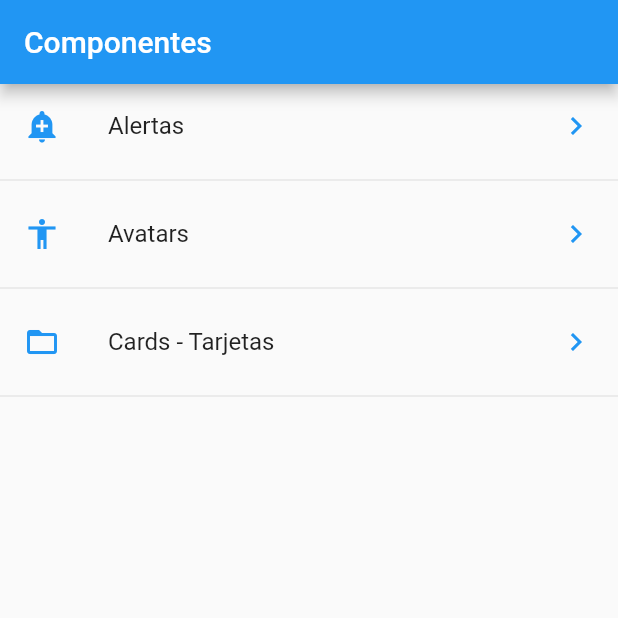
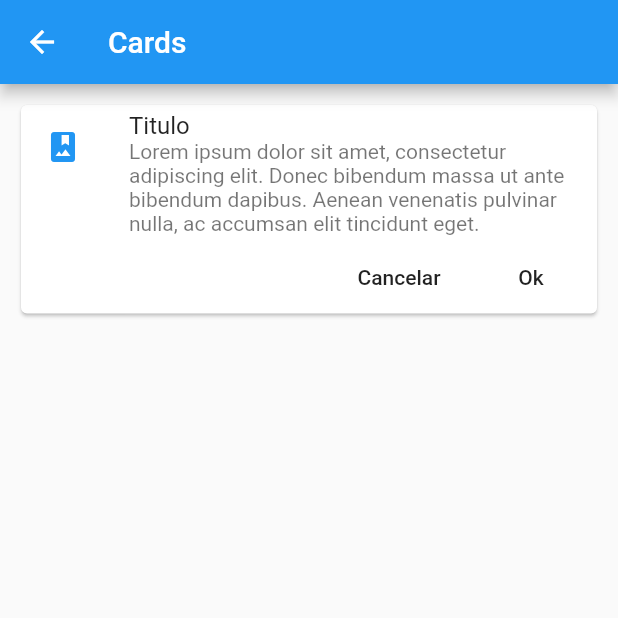
Before and after one commit to JosueHernandezR/Flutter_Components, a Flutter app: the screen it shows after launch, after a tap on "Cards - Tarjetas", on a phone screen of 412 x 824 dp, the top half of it. Run offline on Flutter 3.47's test engine with Material 2 defaults, Android fonts, the phone set to English and light mode, and no system bars.

Commit message:
Card Widgets

```diff
--- a/componentes/lib/main.dart
+++ b/componentes/lib/main.dart
@@ -1,10 +1,10 @@
-import 'package:componentes/src/pages/alert_page.dart';
-import 'package:componentes/src/pages/avatar_page.dart';
+
 import 'package:flutter/material.dart';
 
 
-import 'package:componentes/src/pages/home_page.dart';
-//import 'package:componentes/src/pages/home_temp.dart';
+import 'package:componentes/src/routes/routes.dart';
+import 'package:componentes/src/pages/alert_page.dart';
+
 
 void main() => runApp(MyApp());
 
@@ -16,10 +16,11 @@ class MyApp extends StatelessWidget {
       debugShowCheckedModeBanner: false,
       // jombe: HomePage(),
       initialRoute: '/',
-      routes: <String, WidgetBuilder> {
-        '/'       : ( BuildContext context ) => HomePage(),
-        'alert'   : ( BuildContext context ) => AlertPage(),
-        'avatar'  : ( BuildContext context ) => AvatarPage(),
+      routes: getApplicationRoutes(),
+      onGenerateRoute: ( settings ){
+        return MaterialPageRoute(
+          builder: (BuildContext context ) => AlertPage()
+        );
       },
     );
   }
--- /dev/null
+++ b/componentes/lib/src/pages/card_page.dart
@@ -0,0 +1,48 @@
+import 'package:flutter/material.dart';
+
+class CardPage extends StatelessWidget {
+
+  @override
+  Widget build(BuildContext context) {
+    return Scaffold(
+      appBar: AppBar(
+        title: Text('Cards'),
+      ),
+      body: ListView(
+        padding: EdgeInsets.all(10.0),
+        children: <Widget>[
+          _cardTipo1(),
+        ],
+      ),
+    );
+  }
+
+   Widget _cardTipo1() {
+
+     return Card(
+       child: Column(
+         children: <Widget>[
+           ListTile(
+             leading: Icon( Icons.photo_album, color: Colors.blue ),
+             title: Text('Titulo'),
+             subtitle: Text('Lorem ipsum dolor sit amet, consectetur adipiscing elit. Donec bibendum massa ut ante bibendum dapibus. Aenean venenatis pulvinar nulla, ac accumsan elit tincidunt eget. '),
+           ),
+           Row(
+             mainAxisAlignment: MainAxisAlignment.end,
+             children: <Widget>[
+               FlatButton(
+                 child: Text( 'Cancelar' ),
+                 onPressed: () {},
+               ),
+               FlatButton(
+                 child: Text( 'Ok' ),
+                 onPressed: () {},
+               )
+             ],
+           )
+         ],
+       ),
+     );
+
+  }
+}
--- /dev/null
+++ b/componentes/lib/src/routes/routes.dart
@@ -0,0 +1,19 @@
+import 'package:flutter/material.dart';
+
+import 'package:componentes/src/pages/alert_page.dart';
+import 'package:componentes/src/pages/avatar_page.dart';
+import 'package:componentes/src/pages/home_page.dart';
+import 'package:componentes/src/pages/card_page.dart';
+
+//import 'package:componentes/src/pages/home_temp.dart';
+
+
+
+Map<String, WidgetBuilder> getApplicationRoutes(){
+      return <String, WidgetBuilder> {
+        '/'       : ( BuildContext context ) => HomePage(),
+        'alert'   : ( BuildContext context ) => AlertPage(),
+        'avatar'  : ( BuildContext context ) => AvatarPage(),
+        'card'    : ( BuildContext context ) => CardPage(),
+      };
+}
```
